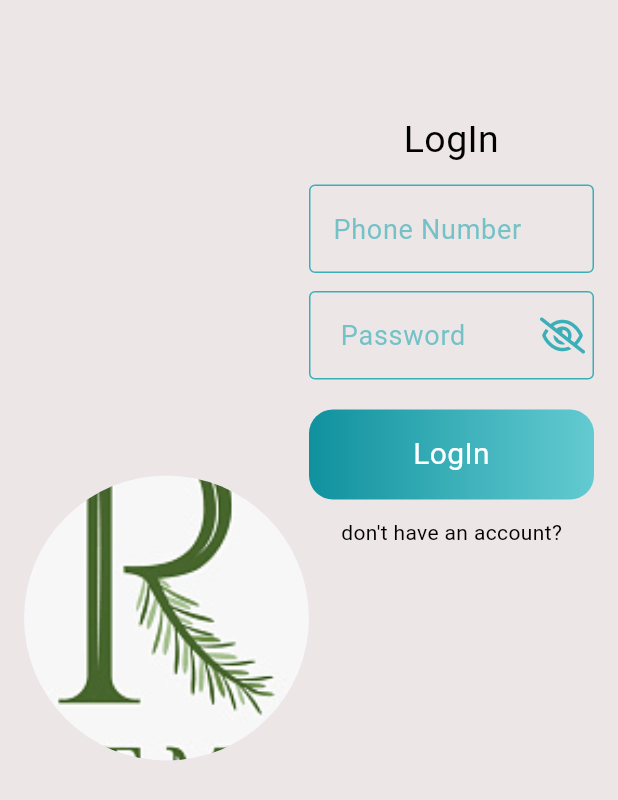
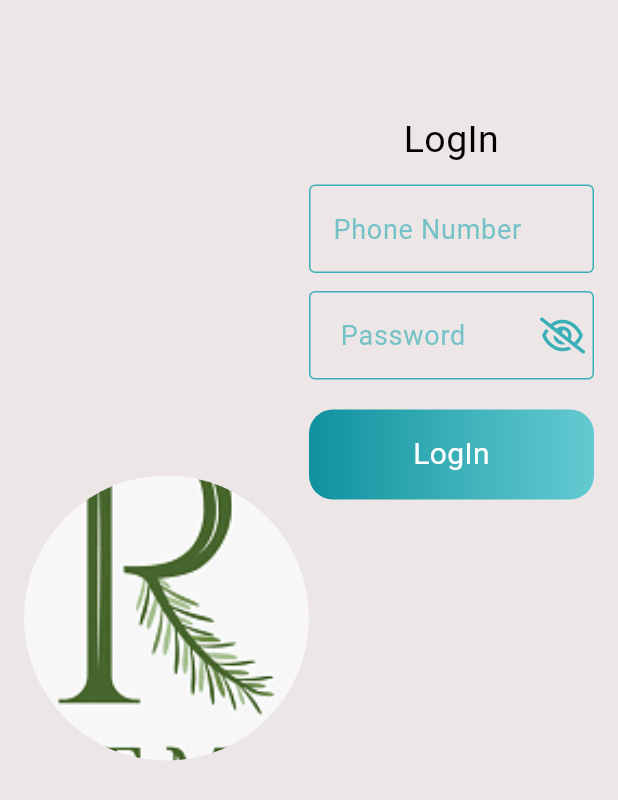
Before and after one commit to m-hilani/warehouse, a Flutter app: the screen it shows after launch, on a phone screen of 412 x 824 dp. Shown: the top 800 px of the screen. Run offline on Flutter 3.47's test engine with Material 3 defaults, Android fonts, the phone set to English and light mode, and no system bars; our stand-ins replace font_awesome_flutter, shared_preferences.

Commit message:
REMOVED REGISTER

```diff
--- a/lib/pages/loginPage.dart
+++ b/lib/pages/loginPage.dart
@@ -138,15 +138,15 @@ class _LogInPageState extends State<LogInPage> {
                           },
                           text: S.of(context).title_login,
                         ),
-                        const SizedBox(height: 12),
-                        Row(
+                        const SizedBox(height: 12)
+                        /*                     Row(
                           mainAxisAlignment: MainAxisAlignment.center,
                           children: [
                             Text(
                               S.of(context).Read_login,
                               style: TextStyle(color: Colors.black),
                             ),
-                            /*  GestureDetector(
+                              GestureDetector(
                               onTap: () {
                                 Navigator.pushNamed(context, RegisterPage.id);
                               },
@@ -157,9 +157,9 @@ class _LogInPageState extends State<LogInPage> {
                                   fontSize: 18,
                                 ),
                               ),
-                            ),*/
+                            ),
                           ],
-                        ),
+                        ),*/
                       ],
                     ),
                   ),
```
